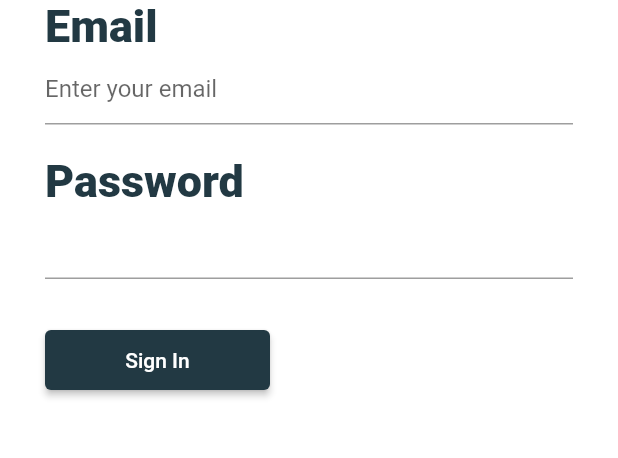
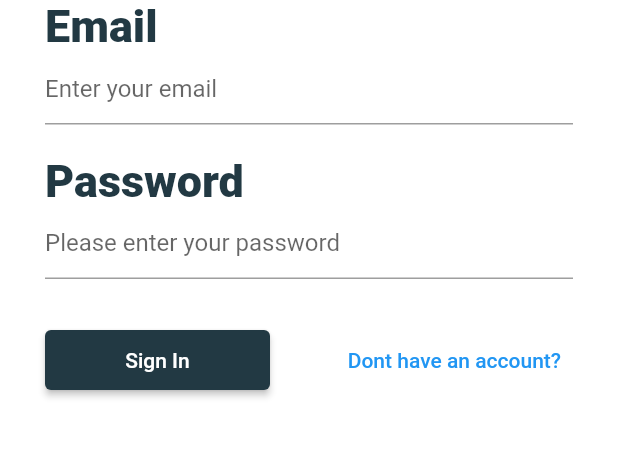
Before and after one commit to Aryanr64x/sharyblog, a Flutter app: the HomeScreen screen opened by its route, after a tap on the "power settings new" icon, after a tap on "Sign In", on a phone screen of 412 x 824 dp, the part 345-803 px from its top. Run offline on Flutter 3.47's test engine with Material 2 defaults, Android fonts, the phone set to English and light mode, and no system bars; our stand-ins replace cloud_firestore, firebase_auth, firebase_core, firebase_storage, flutter_html, fluttertoast and 1 more; missing offline and left inert: html_editor_enhanced; accounts and stored records are empty.

Commit message:
Refactored Bugs along with Initial Screen feature

```diff
--- a/lib/screens/home_screen.dart
+++ b/lib/screens/home_screen.dart
@@ -28,14 +28,23 @@ class _HomeScreenState extends State<HomeScreen> {
   final FirebaseAuth auth = FirebaseAuth.instance;
   final FirebaseFirestore store = FirebaseFirestore.instance;
   final _pageController = PageController();
+
   bool isRefreshing = false;
   QueryDocumentSnapshot? last_snapshot;
   List<Post> posts = [];
   final double REFRESH_OFFEST = -70.8899663140498;
+  late String username;
+  late String userAvatar;
 
   @override
   void initState() {
-    super.initState();
+    // super.initState();
+    // username = auth.currentUser!.displayName!;
+    // userAvatar = auth.currentUser!.photoURL!;
+    print("HERE I GO PRINTING THE USERNAME ITS VISIBLE U BITCH " +
+        auth.currentUser!.displayName!);
+    username = auth.currentUser!.displayName!;
+    userAvatar = auth.currentUser!.displayName!;
     fetchPosts(true);
     _pageController.addListener(listener);
   }
@@ -43,15 +52,56 @@ class _HomeScreenState extends State<HomeScreen> {
   @override
   Widget build(BuildContext context) {
     return Scaffold(
-        appBar: HomeAppBar(
-          context: context,
-          onNewPostAdded: (Post newPost) {
-            setState(() {
-              posts.insert(0, newPost);
-            });
-            _pageController.jumpTo(0);
-          },
-        ) as AppBar,
+        appBar: AppBar(
+          title: Text("Shary"),
+          backgroundColor: Theme.of(context).primaryColor,
+          actions: [
+            Padding(
+              padding: const EdgeInsets.symmetric(horizontal: 8.0),
+              child: IconButton(
+                onPressed: () async {
+                  var data =
+                      await Navigator.pushNamed(context, NewPostScreen.id);
+
+                  Post newPost = data as Post;
+                  setState(() {
+                    posts.add(newPost);
+                  });
+                },
+                icon: Icon(Icons.add),
+              ),
+            ),
+            Padding(
+              padding: const EdgeInsets.symmetric(horizontal: 8.0),
+              child: IconButton(
+                icon: Icon(Icons.account_circle),
+                onPressed: () {
+                  Navigator.push(context,
+                      MaterialPageRoute(builder: (BuildContext context) {
+                    return ProfileScreen(
+                      userAvatar: userAvatar,
+                      username: username,
+                    );
+                  }));
+                },
+              ),
+            ),
+            Padding(
+              padding: const EdgeInsets.symmetric(horizontal: 8.0),
+              child: IconButton(
+                icon: Icon(Icons.power_settings_new),
+                onPressed: () async {
+                  try {
+                    await FirebaseAuth.instance.signOut();
+                    Navigator.popAndPushNamed(context, WelcomeScreen.id);
+                  } catch (e) {
+                    print(e);
+                  }
+                },
+              ),
+            ),
+          ],
+        ),
         body: Stack(
           children: [
             mayOrMayNotbeACircularIndicator(),
@@ -150,3 +200,16 @@ class _HomeScreenState extends State<HomeScreen> {
     }
   }
 }
+
+
+// HomeAppBar(
+//           username: username,
+//           avatar: userAvatar,
+//           context: context,
+//           onNewPostAdded: (Post newPost) {
+//             setState(() {
+//               posts.insert(0, newPost);
+//             });
+//             _pageController.jumpTo(0);
+//           },
+//         ) as AppBar
--- a/lib/screens/sign_in_screen.dart
+++ b/lib/screens/sign_in_screen.dart
@@ -3,6 +3,7 @@ import 'package:firebase_auth/firebase_auth.dart';
 import 'package:shary/dialog.dart';
 import 'package:shary/error.dart';
 import 'package:shary/screens/home_screen.dart';
+import 'package:shary/screens/sign_up_screen.dart';
 import 'package:shary/widgets/primary_button_widget.dart';
 
 class SignInScreen extends StatefulWidget {
@@ -78,6 +79,7 @@ class _SignInScreenState extends State<SignInScreen> {
                   },
                   obscureText: true,
                   decoration: InputDecoration(
+                    hintText: "Please enter your password",
                     errorText:
                         _passwordValidate ? null : "Please create a password",
                   ),
@@ -85,16 +87,21 @@ class _SignInScreenState extends State<SignInScreen> {
                 SizedBox(
                   height: 30.0,
                 ),
+                Row(
+                  mainAxisAlignment: MainAxisAlignment.spaceBetween,
+                  children: [
                     AppPrimaryButton(
                         title: "Sign In",
                         onTap: () async {
                           if (_formkey.currentState!.validate()) {
                             showLoaderDialog(context);
                             try {
-                          final user = await auth.signInWithEmailAndPassword(
+                              final user =
+                                  await auth.signInWithEmailAndPassword(
                                       email: email!, password: password!);
                               if (user != null) {
-                            Navigator.popAndPushNamed(context, HomeScreen.id);
+                                Navigator.popAndPushNamed(
+                                    context, HomeScreen.id);
                               }
                             } on FirebaseException catch (e) {
                               Navigator.pop(context);
@@ -103,6 +110,13 @@ class _SignInScreenState extends State<SignInScreen> {
                             }
                           }
                         }),
+                    TextButton(
+                        onPressed: () {
+                          Navigator.popAndPushNamed(context, SignUpScreen.id);
+                        },
+                        child: Text("Dont have an account?"))
+                  ],
+                )
               ],
             ),
           ),
--- a/lib/screens/welcome_screen.dart
+++ b/lib/screens/welcome_screen.dart
@@ -29,12 +29,12 @@ class WelcomeScreen extends StatelessWidget {
             AppPrimaryButton(
                 title: "Sign In",
                 onTap: () {
-                  Navigator.pushNamed(context, SignInScreen.id);
+                  Navigator.popAndPushNamed(context, SignInScreen.id);
                 }),
             AppPrimaryButton(
                 title: "Sign Up",
                 onTap: () {
-                  Navigator.pushNamed(context, SignUpScreen.id);
+                  Navigator.popAndPushNamed(context, SignUpScreen.id);
                 }),
           ],
         ),
--- a/lib/widgets/comments_list.dart
+++ b/lib/widgets/comments_list.dart
@@ -1,5 +1,6 @@
 import 'package:cloud_firestore/cloud_firestore.dart';
 import 'package:flutter/material.dart';
+import 'package:shary/display_picture.dart';
 import 'package:shary/firebase/firestore_helper.dart';
 import 'package:shary/models/comment.dart';
 
@@ -66,7 +67,8 @@ class _CommentsListState extends State<CommentsList> {
                         document.data()! as Map<String, dynamic>;
                     return ListTile(
                       leading: CircleAvatar(
-                        backgroundImage: NetworkImage(data['creator_avatar']),
+                        backgroundImage:
+                            DisplayPicture.display(data['creator_avatar']),
                       ),
                       title: Text(data['creator_name']),
                       subtitle: Text(data['body']),
--- a/lib/widgets/react.dart
+++ b/lib/widgets/react.dart
@@ -27,7 +27,7 @@ class _ReactPanelState extends State<ReactPanel> {
   void checkIsLiked() async {
     var data = await storeHelper
         .isLiked(Provider.of<PostData>(context, listen: false).post.uid);
-    if (isLiked == null) {
+    if (data == null) {
       SharyToast.show(
           "We are encountering some error.. Make sure your internet connection is right");
     } else {
--- a/pubspec.yaml
+++ b/pubspec.yaml
@@ -70,6 +70,7 @@ flutter:
   # To add assets to your application, add an assets section, like this:
   assets:
     - images/logo.png
+    - images/avatar.jpg
 
 
   # An image asset can refer to one or more resolution-specific "variants", see
```
Also changed, not shown: lib/display_picture.dart (added, +13 -0 lines), lib/firebase/firestore_helper.dart (+8 -2 lines), lib/main.dart (+10 -1 lines), lib/screens/profile_screen.dart (+19 -3 lines), lib/screens/sign_up_screen.dart (+11 -0 lines), lib/screens/sign_up_transition_screen.dart (+7 -8 lines), lib/widgets/home_app_bar.dart (+8 -5 lines), lib/widgets/post_card_header.dart (+9 -7 lines), lib/widgets/profile_app_bar.dart (+5 -6 lines), images/avatar.jpg (added). Lines whose indentation alone changed are shown as unchanged.
